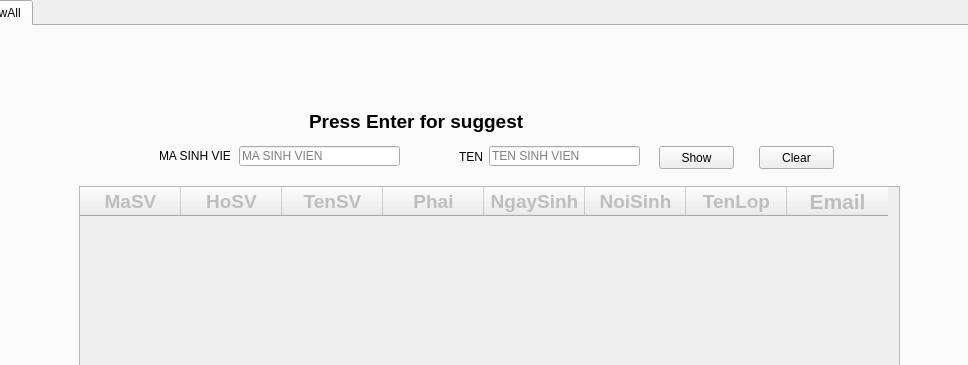
First picture: the form in app/view/Student.ui, repository huynhngoanhthai/python_project, before the edit; both pictures show x 203 to 1171 and y 0 to 365 of the 1356 by 696 pixel window.
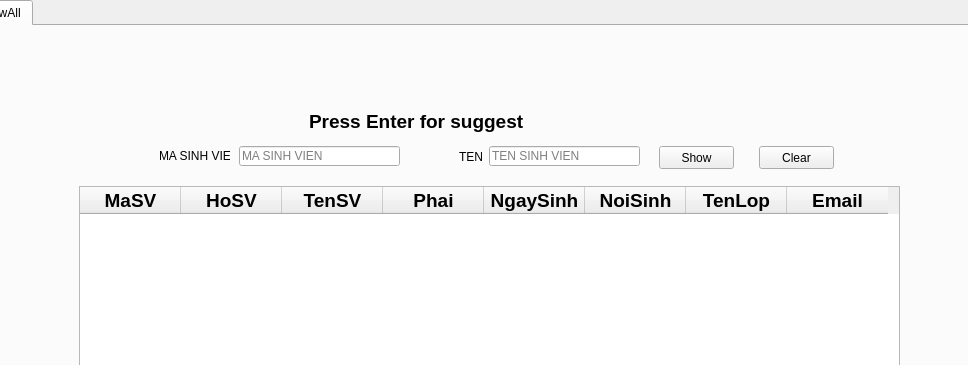
Second picture: the form after the edit. The open tabs and pages were chosen to show the change.

```diff
--- a/app/view/Student.ui
+++ b/app/view/Student.ui
@@ -1176,9 +1176,6 @@
       </property>
      </widget>
      <widget class="QTableWidget" name="QTableShowAll">
-      <property name="enabled">
-       <bool>false</bool>
-      </property>
       <property name="geometry">
        <rect>
         <x>280</x>
@@ -1195,9 +1192,9 @@
       </property>
       <property name="font">
        <font>
-        <pointsize>16</pointsize>
-        <weight>75</weight>
-        <bold>true</bold>
+        <pointsize>12</pointsize>
+        <weight>50</weight>
+        <bold>false</bold>
        </font>
       </property>
       <property name="layoutDirection">
@@ -1303,6 +1300,13 @@
        <property name="text">
         <string>Email</string>
        </property>
+       <property name="font">
+        <font>
+         <pointsize>14</pointsize>
+         <weight>75</weight>
+         <bold>true</bold>
+        </font>
+       </property>
       </column>
      </widget>
     </widget>
```
Left out of the diff: 15 changed lines with no effect on the pictures.
